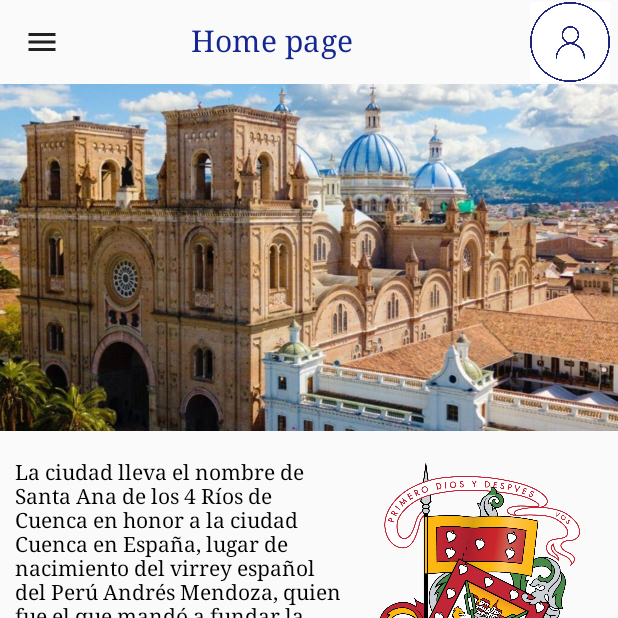
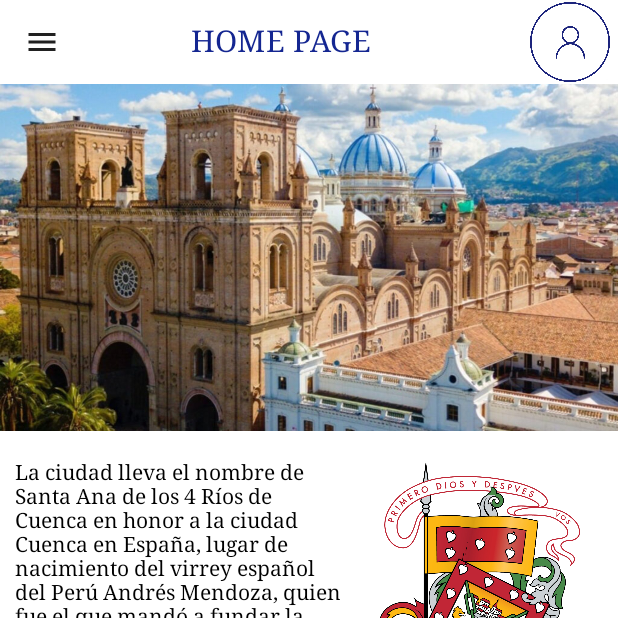
Before and after one commit to FabianeloV/Slan2023App, an Android app built with Jetpack Compose: the screen it shows after launch (MainActivity), after a tap on "INGRESAR", on a phone screen of 412 x 824 dp, the top half of it. Run offline under Robolectric (Android 15) with nearby library versions, the phone set to English and light mode, and no system bars.

Commit message:
4/4/2023

```diff
--- a/app/src/main/java/com/example/prototiposlan/HomeScreen.kt
+++ b/app/src/main/java/com/example/prototiposlan/HomeScreen.kt
@@ -3,14 +3,12 @@ package com.example.prototiposlan
 import androidx.compose.foundation.Image
 import androidx.compose.foundation.layout.*
 import androidx.compose.foundation.lazy.LazyColumn
-import androidx.compose.material.Icon
-import androidx.compose.material.IconButton
-import androidx.compose.material.Text
-import androidx.compose.material.TopAppBar
+import androidx.compose.material.*
 import androidx.compose.material.icons.Icons
 import androidx.compose.material.icons.filled.Menu
 import androidx.compose.material.icons.outlined.AccountBox
 import androidx.compose.runtime.Composable
+import androidx.compose.runtime.rememberCoroutineScope
 import androidx.compose.ui.Modifier
 import androidx.compose.ui.graphics.Color
 import androidx.compose.ui.res.painterResource
@@ -18,19 +16,34 @@ import androidx.compose.ui.text.font.FontFamily
 import androidx.compose.ui.tooling.preview.Preview
 import androidx.compose.ui.unit.dp
 import com.example.prototiposlan.ui.theme.darkblue
+import kotlinx.coroutines.CoroutineScope
+import kotlinx.coroutines.launch
 
 @Preview
 @Composable
 fun HomeScreen() {
-    Column() {
-        topBar("Home page")
+    val scaffoldState = rememberScaffoldState()
+    val scope = rememberCoroutineScope()
+    val LatMenuItem = listOf(
+        LatMenuScreens.Usuario,
+        LatMenuScreens.Muro,
+        LatMenuScreens.Presentaciones,
+        LatMenuScreens.Mapa
+    )
+
+    Scaffold(
+        scaffoldState = scaffoldState,
+        topBar = { topBar(title = "HOME PAGE", scaffoldState, scope) },
+        drawerContent = { DrawerMenu(menuItems = LatMenuItem)}
+    ) {
         HomeInfo()
+
     }
 
 }
 
 @Composable
-fun topBar(title: String) {
+fun topBar(title: String, scaffoldState: ScaffoldState, scope: CoroutineScope) {
     TopAppBar(
         title = {
             Text(title,
@@ -41,7 +54,7 @@ fun topBar(title: String) {
                     .padding(start = 55.dp))
         },
         navigationIcon = {
-            IconButton(onClick = { /* doSomething() */ }) {
+            IconButton(onClick = { scope.launch { scaffoldState.drawerState.open() } }) {
                 Icon(Icons.Filled.Menu, contentDescription = null)
             }
         },
@@ -55,6 +68,28 @@ fun topBar(title: String) {
             }
         }
     )
+}
+
+@Composable
+fun DrawerMenu(menuItems: List<LatMenuScreens>) {
+    Column() {
+        menuItems.forEach { item ->
+
+        }
+    }
+}
+
+@Composable
+fun DrawerItem(item: LatMenuScreens) {
+    Row(modifier = Modifier
+        .fillMaxWidth()
+        .padding(10.dp)
+        .height(56.dp)) {
+
+            Image(painter = painterResource(id = item.icon), contentDescription = item.title)
+            Spacer(modifier = Modifier.padding(horizontal = 15.dp))
+            Text(text = item.title, fontFamily = FontFamily.Serif, color = Color.White)
+    }
 }
 
 @Composable
--- /dev/null
+++ b/app/src/main/java/com/example/prototiposlan/LatMenuScreens.kt
@@ -0,0 +1,11 @@
+package com.example.prototiposlan
+
+sealed class LatMenuScreens(val icon:Int,val title:String, val route:String) {
+
+    object Usuario : LatMenuScreens(R.drawable.ic_baseline_account_box_24, "USUARIO", "")
+    object Muro : LatMenuScreens(R.drawable.ic_baseline_forum_24, "MURO", "")
+    object Presentaciones :
+        LatMenuScreens(R.drawable.ic_baseline_video_library_24, "PRESENTACIONES", "")
+
+    object Mapa : LatMenuScreens(R.drawable.ic_baseline_map_24, "MAPA", "")
+}
--- /dev/null
+++ b/app/src/main/res/drawable/ic_baseline_account_box_24.xml
@@ -0,0 +1,5 @@
+<vector android:alpha="0.95" android:height="24dp"
+    android:tint="#FFFFFF" android:viewportHeight="24"
+    android:viewportWidth="24" android:width="24dp" xmlns:android="http://schemas.android.com/apk/res/android">
+    <path android:fillColor="@android:color/white" android:pathData="M19,3H5C3.9,3 3,3.9 3,5v14c0,1.1 0.9,2 2,2h14c1.1,0 2,-0.9 2,-2V5C21,3.9 20.1,3 19,3zM12,6c1.93,0 3.5,1.57 3.5,3.5c0,1.93 -1.57,3.5 -3.5,3.5s-3.5,-1.57 -3.5,-3.5C8.5,7.57 10.07,6 12,6zM19,19H5v-0.23c0,-0.62 0.28,-1.2 0.76,-1.58C7.47,15.82 9.64,15 12,15s4.53,0.82 6.24,2.19c0.48,0.38 0.76,0.97 0.76,1.58V19z"/>
+</vector>
--- /dev/null
+++ b/app/src/main/res/drawable/ic_baseline_forum_24.xml
@@ -0,0 +1,5 @@
+<vector android:alpha="0.95" android:height="24dp"
+    android:tint="#FFFFFF" android:viewportHeight="24"
+    android:viewportWidth="24" android:width="24dp" xmlns:android="http://schemas.android.com/apk/res/android">
+    <path android:fillColor="@android:color/white" android:pathData="M21,6h-2v9L6,15v2c0,0.55 0.45,1 1,1h11l4,4L22,7c0,-0.55 -0.45,-1 -1,-1zM17,12L17,3c0,-0.55 -0.45,-1 -1,-1L3,2c-0.55,0 -1,0.45 -1,1v14l4,-4h10c0.55,0 1,-0.45 1,-1z"/>
+</vector>
--- /dev/null
+++ b/app/src/main/res/drawable/ic_baseline_map_24.xml
@@ -0,0 +1,5 @@
+<vector android:alpha="0.95" android:height="24dp"
+    android:tint="#FFFFFF" android:viewportHeight="24"
+    android:viewportWidth="24" android:width="24dp" xmlns:android="http://schemas.android.com/apk/res/android">
+    <path android:fillColor="@android:color/white" android:pathData="M20.5,3l-0.16,0.03L15,5.1 9,3 3.36,4.9c-0.21,0.07 -0.36,0.25 -0.36,0.48V20.5c0,0.28 0.22,0.5 0.5,0.5l0.16,-0.03L9,18.9l6,2.1 5.64,-1.9c0.21,-0.07 0.36,-0.25 0.36,-0.48V3.5c0,-0.28 -0.22,-0.5 -0.5,-0.5zM15,19l-6,-2.11V5l6,2.11V19z"/>
+</vector>
--- /dev/null
+++ b/app/src/main/res/drawable/ic_baseline_video_library_24.xml
@@ -0,0 +1,5 @@
+<vector android:alpha="0.95" android:height="24dp"
+    android:tint="#FFFFFF" android:viewportHeight="24"
+    android:viewportWidth="24" android:width="24dp" xmlns:android="http://schemas.android.com/apk/res/android">
+    <path android:fillColor="@android:color/white" android:pathData="M4,6L2,6v14c0,1.1 0.9,2 2,2h14v-2L4,20L4,6zM20,2L8,2c-1.1,0 -2,0.9 -2,2v12c0,1.1 0.9,2 2,2h12c1.1,0 2,-0.9 2,-2L22,4c0,-1.1 -0.9,-2 -2,-2zM12,14.5v-9l6,4.5 -6,4.5z"/>
+</vector>
```
Also changed, not shown: app/src/main/res/drawable/cuenca.webp (deleted).
